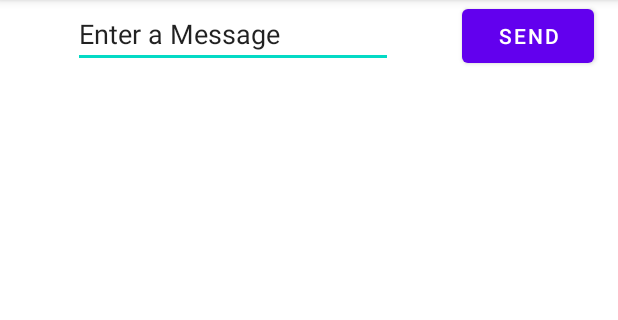
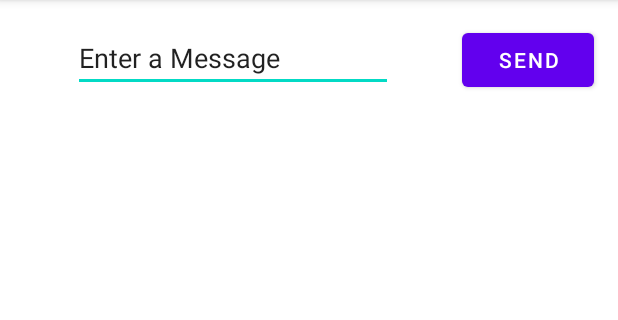
Before and after one commit to daneilhpp/IntentTest, an Android app: the screen it shows after launch (MainActivity), on a phone screen of 412 x 824 dp, the part 84-404 px from its top. Run offline under Robolectric (Android 15) with nearby library versions, the phone set to English and light mode, and no system bars.

```diff
--- a/app/src/main/java/com/ds/intents/MainActivity.kt
+++ b/app/src/main/java/com/ds/intents/MainActivity.kt
@@ -6,7 +6,7 @@ import android.os.Bundle
 import android.view.View
 import android.widget.EditText
 
-const val EXTRA_MESSAGE = "com.example.intentsapp.MESSAGE"
+const val EXTRA_MESSAGE = "com.example.intents.MESSAGE"
 
 class MainActivity : AppCompatActivity() {
     override fun onCreate(savedInstanceState: Bundle?) {
--- a/app/src/main/res/layout/activity_main.xml
+++ b/app/src/main/res/layout/activity_main.xml
@@ -11,21 +11,24 @@
         android:layout_width="wrap_content"
         android:layout_height="wrap_content"
         android:layout_marginStart="16dp"
+        android:layout_marginTop="16dp"
         android:ems="10"
         android:inputType="textPersonName"
         android:text="@string/edit_message"
         app:layout_constraintEnd_toStartOf="@+id/button"
         app:layout_constraintHorizontal_bias="0.419"
         app:layout_constraintStart_toStartOf="parent"
-        tools:layout_editor_absoluteY="29dp" />
+        app:layout_constraintTop_toTopOf="parent" />
 
     <Button
         android:id="@+id/button"
         android:layout_width="wrap_content"
         android:layout_height="wrap_content"
+        android:layout_marginTop="16dp"
         android:layout_marginEnd="16dp"
+        android:onClick="sendMessage"
         android:text="@string/button_send"
         app:layout_constraintEnd_toEndOf="parent"
-        tools:layout_editor_absoluteY="29dp" />
+        app:layout_constraintTop_toTopOf="parent" />
 
 </androidx.constraintlayout.widget.ConstraintLayout>
--- a/app/src/main/res/values/strings.xml
+++ b/app/src/main/res/values/strings.xml
@@ -2,4 +2,5 @@
     <string name="app_name">Intents</string>
     <string name="edit_message">Enter a Message</string>
     <string name="button_send">Send</string>
+    <string name="text_display_message">A tela mudou!</string>
 </resources>
```
Also changed, not shown: app/src/main/AndroidManifest.xml (+6 -1 lines), app/src/main/java/com/ds/intents/DisplayMessageActivity.kt (+7 -0 lines), app/src/main/res/layout/activity_display_message.xml (+11 -0 lines).
